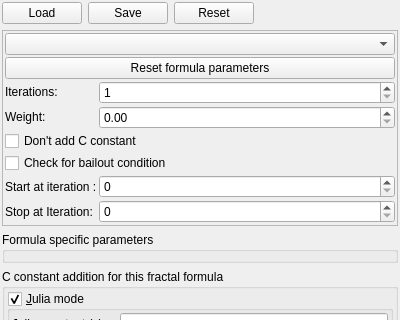
Qt form mandelbulber2/qt/tab_fractal.ui (buddhi1980/mandelbulber2) before a commit; both pictures show x 0 to 400 and y 0 to 320 of the 400 by 1015 pixel window.
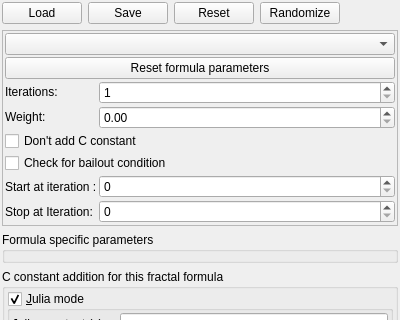
The same form after that commit. Custom widgets are drawn as their Qt base class.

```diff
--- a/mandelbulber2/qt/tab_fractal.ui
+++ b/mandelbulber2/qt/tab_fractal.ui
@@ -49,6 +49,13 @@
        </property>
       </widget>
      </item>
+     <item>
+      <widget class="cButtonRandomSettingsFromWidget" name="pushButton_local_randomize">
+       <property name="text">
+        <string>Randomize</string>
+       </property>
+      </widget>
+     </item>
      <item>
       <spacer name="horizontalSpacer_2">
        <property name="orientation">
@@ -1060,6 +1067,11 @@
    <extends>QDoubleSpinBox</extends>
    <header>my_double_spin_box.h</header>
   </customwidget>
+  <customwidget>
+   <class>cButtonRandomSettingsFromWidget</class>
+   <extends>QPushButton</extends>
+   <header>buton_random_settings_from_widget.h</header>
+  </customwidget>
   <customwidget>
    <class>cMaterialSelector</class>
    <extends>QWidget</extends>
```
